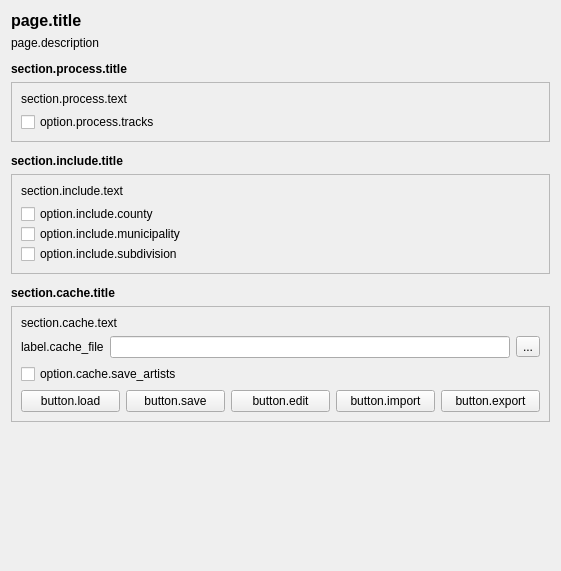
This is options_additional_artists_details.ui in rdswift/picard-plugin-additional-artists-details as Qt 5 draws it before an edit. The edited form follows.
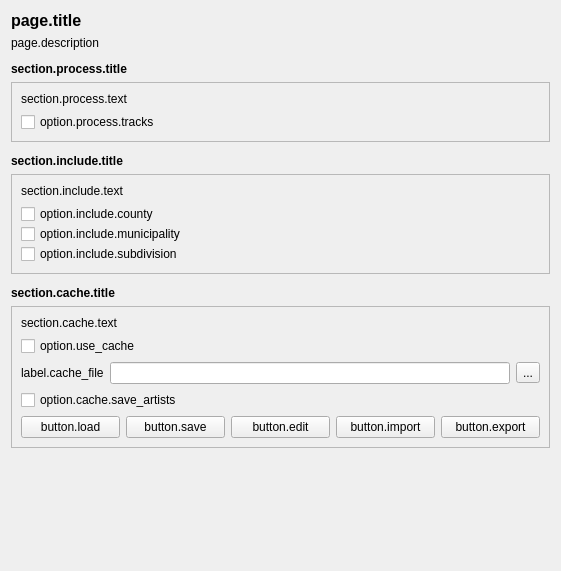
This is the edited form.

Commit message: Add option to disable persistent cache

What changed in the file:
```diff
--- a/options_additional_artists_details.ui
+++ b/options_additional_artists_details.ui
@@ -240,6 +240,13 @@
         </property>
        </widget>
       </item>
+      <item>
+       <widget class="QCheckBox" name="cb_use_cache">
+        <property name="text">
+         <string>option.use_cache</string>
+        </property>
+       </widget>
+      </item>
       <item>
        <layout class="QHBoxLayout" name="horizontalLayout">
         <property name="topMargin">
```
Left out of the diff: 4 changed lines with no effect on the pictures. The commit also changes 4 other files.
